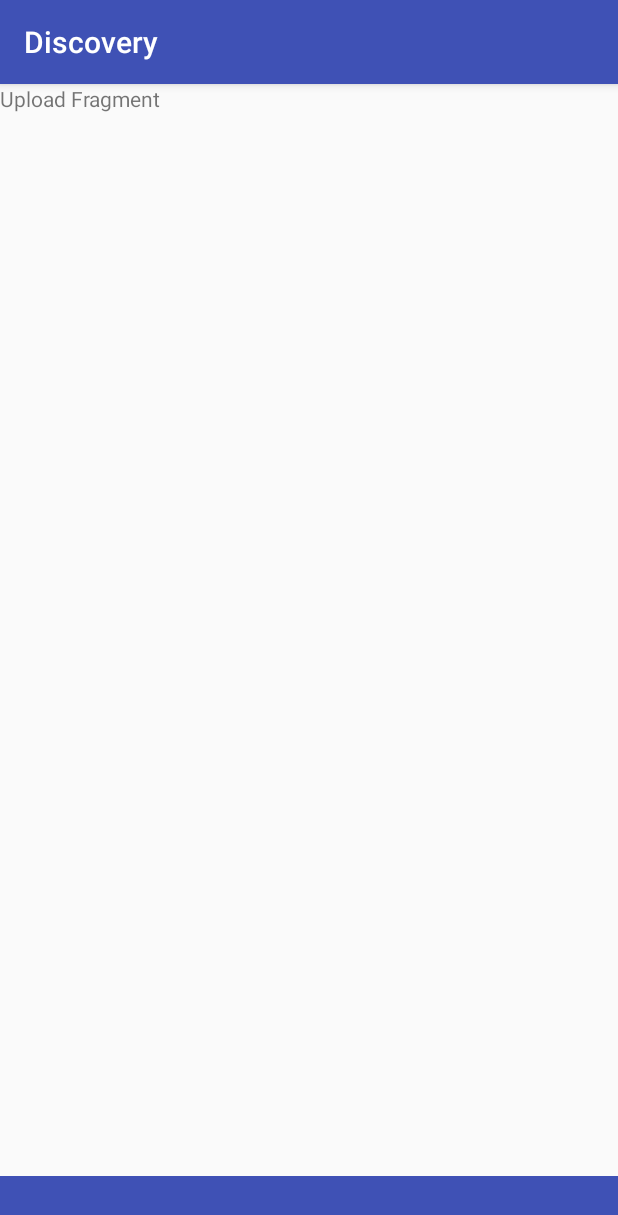
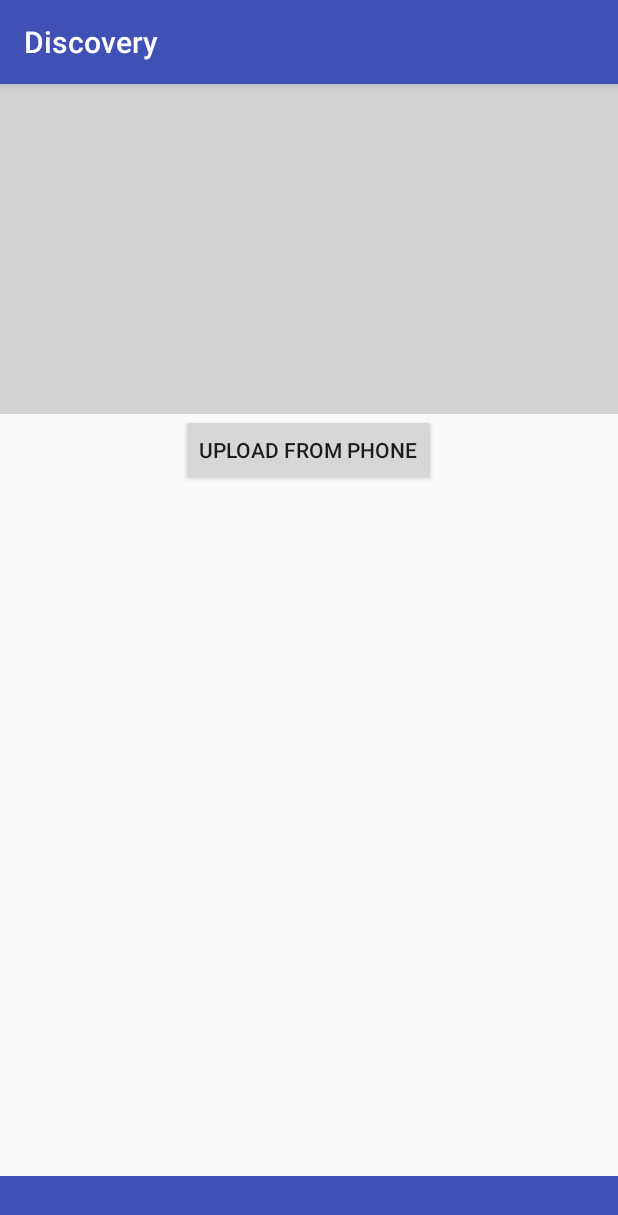
Before and after one commit to syeem/discovery, an Android app: the fragment UploadFragment placed in its activity, on a phone screen of 412 x 824 dp. Shown: the top 1215 px of the screen. Run offline under Robolectric (Android 15) with nearby library versions, the phone set to English and light mode, and no system bars; our stand-ins replace Volley; libraries missing offline, so code that uses them is left out: com.facebook, com.facebook.login, com.nostra13.universalimageloader, pl.aprilapps.easyphotopicker; 7 statements that could not run were skipped.

```diff
--- a/app/build.gradle
+++ b/app/build.gradle
@@ -2,6 +2,7 @@ apply plugin: 'com.android.application'
 
 repositories {
     mavenCentral()
+    maven { url "https://jitpack.io" }
 }
 
 android {
@@ -32,4 +33,6 @@ dependencies {
     compile 'com.android.support:support-v4:23.2.1'
     compile 'com.nostra13.universalimageloader:universal-image-loader:1.9.5'
     compile 'com.mcxiaoke.volley:library:1.0.19'
+    compile 'com.github.jkwiecien:EasyImage:1.2.1'
+
 }
--- a/app/src/main/AndroidManifest.xml
+++ b/app/src/main/AndroidManifest.xml
@@ -3,6 +3,7 @@
     package="travnet.discovery">
 
     <uses-permission android:name="android.permission.INTERNET" />
+    <uses-permission android:name="android.permission.WRITE_EXTERNAL_STORAGE" />
 
     <application
         android:allowBackup="true"
--- a/app/src/main/java/travnet/discovery/UploadFragment.java
+++ b/app/src/main/java/travnet/discovery/UploadFragment.java
@@ -1,12 +1,37 @@
 package travnet.discovery;
 
 import android.content.Context;
+import android.content.Intent;
+import android.graphics.Bitmap;
+import android.graphics.BitmapFactory;
 import android.net.Uri;
 import android.os.Bundle;
 import android.support.v4.app.Fragment;
+import android.util.Log;
 import android.view.LayoutInflater;
 import android.view.View;
 import android.view.ViewGroup;
+import android.widget.Button;
+import android.widget.ImageView;
+import android.widget.Toast;
+
+import com.facebook.AccessToken;
+import com.facebook.GraphRequest;
+import com.facebook.GraphResponse;
+import com.facebook.HttpMethod;
+import com.facebook.login.LoginManager;
+
+import org.json.JSONArray;
+import org.json.JSONException;
+import org.json.JSONObject;
+
+import java.io.File;
+import java.util.Arrays;
+import java.util.Set;
+
+
+import pl.aprilapps.easyphotopicker.DefaultCallback;
+import pl.aprilapps.easyphotopicker.EasyImage;
 
 
 /**
@@ -26,6 +51,8 @@ public class UploadFragment extends Fragment {
     // TODO: Rename and change types of parameters
     private String mParam1;
     private String mParam2;
+
+    ImageView preview;
 
     private OnFragmentInteractionListener mListener;
 
@@ -64,7 +91,18 @@ public class UploadFragment extends Fragment {
     public View onCreateView(LayoutInflater inflater, ViewGroup container,
                              Bundle savedInstanceState) {
         // Inflate the layout for this fragment
-        return inflater.inflate(R.layout.fragment_upload, container, false);
+        View view = inflater.inflate(R.layout.fragment_upload, container, false);
+        preview = (ImageView) view.findViewById(R.id.preview);
+        Button buttonUploadFromPhone = (Button) view.findViewById(R.id.upload_from_phone);
+        buttonUploadFromPhone.setOnClickListener(new View.OnClickListener() {
+            @Override
+            public void onClick(View v) {
+                browsePhoneGallery();
+            }
+        });
+
+
+        return  view;
     }
 
     // TODO: Rename method, update argument and hook method into UI event
@@ -105,4 +143,58 @@ public class UploadFragment extends Fragment {
         // TODO: Update argument type and name
         void onFragmentInteraction(Uri uri);
     }
+
+
+    public void browsePhoneGallery() {
+        EasyImage.openGallery(this, 1);
+    }
+
+
+    @Override
+    public void onActivityResult(int requestCode, int resultCode, Intent data) {
+        super.onActivityResult(requestCode, resultCode, data);
+
+        EasyImage.handleActivityResult(requestCode, resultCode, data, getActivity(), new DefaultCallback() {
+            @Override
+            public void onImagePickerError(Exception e, EasyImage.ImageSource source, int type) {
+                //Some error handling
+            }
+
+            @Override
+            public void onImagePicked(File imageFile, EasyImage.ImageSource source, int type) {
+                Bitmap myBitmap = BitmapFactory.decodeFile(imageFile.getAbsolutePath());
+                preview.setImageBitmap(myBitmap);
+            }
+        });
+    }
+
+
+    public void browseFbPhotos (){
+        LoginManager.getInstance().logInWithReadPermissions(
+                this,
+                Arrays.asList("user_photos"));
+        final Set<String> set = AccessToken.getCurrentAccessToken().getPermissions();
+
+        new GraphRequest(
+                AccessToken.getCurrentAccessToken(),
+                "me/albums",
+                null,
+                HttpMethod.GET,
+                new GraphRequest.Callback() {
+                    public void onCompleted(GraphResponse response) {
+                        JSONObject responseJSONObject = response.getJSONObject();
+                        try {
+                            JSONArray jsonArray = responseJSONObject.getJSONArray("data");
+                            JSONObject oneAlbum = jsonArray.getJSONObject(0);
+                            String albumName = oneAlbum.getString("name");
+                            Log.v("album", albumName);
+                        } catch (JSONException e) {
+                            e.printStackTrace();
+                        }
+                    }
+                }
+        ).executeAsync();
+    }
+
+
 }
--- a/app/src/main/res/layout/fragment_upload.xml
+++ b/app/src/main/res/layout/fragment_upload.xml
@@ -1,13 +1,24 @@
-<FrameLayout xmlns:android="http://schemas.android.com/apk/res/android"
+<RelativeLayout xmlns:android="http://schemas.android.com/apk/res/android"
     xmlns:tools="http://schemas.android.com/tools"
     android:layout_width="match_parent"
     android:layout_height="match_parent"
     tools:context="travnet.discovery.UploadFragment">
 
     <!-- TODO: Update blank fragment layout -->
-    <TextView
+
+    <ImageView
         android:layout_width="match_parent"
-        android:layout_height="match_parent"
-        android:text="Upload Fragment" />
+        android:layout_height="220dp"
+        android:id="@+id/preview"
+        android:background="#D3D3D3"/>
 
-</FrameLayout>
+    <Button
+        android:layout_width="wrap_content"
+        android:layout_height="wrap_content"
+        android:id="@+id/upload_from_phone"
+        android:layout_centerHorizontal="true"
+        android:layout_below="@+id/preview"
+        android:text="Upload From Phone"/>
+
+
+</RelativeLayout>
```
